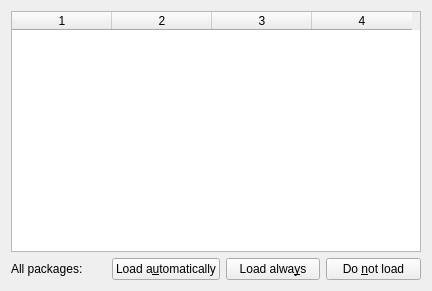
Above: src/frontends/qt4/ui/MathsUi.ui from cburschka/lyx before the change. Below: the same form after it.
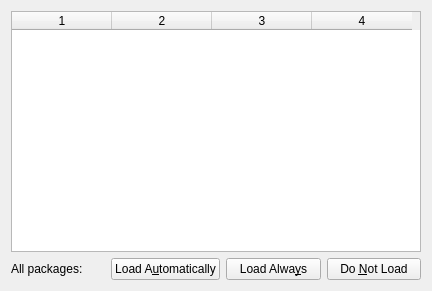
That is the form after the change.

Diff of the .ui file:
```diff
--- a/src/frontends/qt4/ui/MathsUi.ui
+++ b/src/frontends/qt4/ui/MathsUi.ui
@@ -49,21 +49,21 @@
      <item>
       <widget class="QPushButton" name="allPackagesAutoPB">
        <property name="text">
-        <string>Load a&amp;utomatically</string>
+        <string>Load A&amp;utomatically</string>
        </property>
       </widget>
      </item>
      <item>
       <widget class="QPushButton" name="allPackagesAlwaysPB">
        <property name="text">
-        <string>Load alwa&amp;ys</string>
+        <string>Load Alwa&amp;ys</string>
        </property>
       </widget>
      </item>
      <item>
       <widget class="QPushButton" name="allPackagesNotPB">
        <property name="text">
-        <string>Do &amp;not load</string>
+        <string>Do &amp;Not Load</string>
        </property>
       </widget>
      </item>
```
